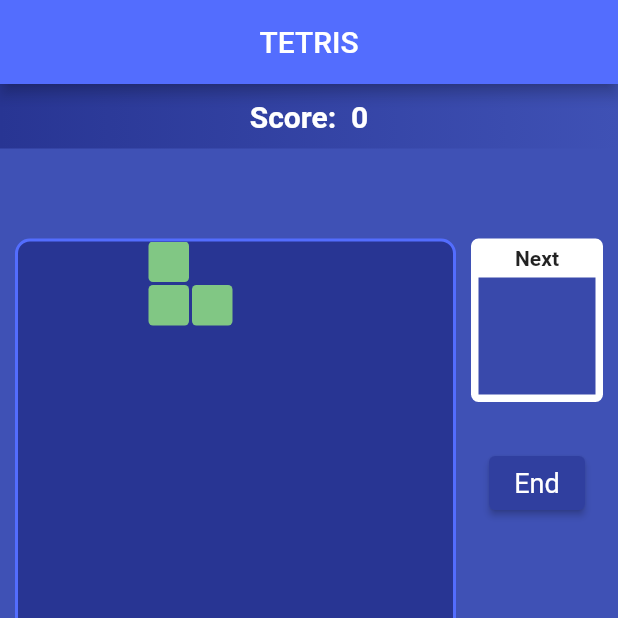
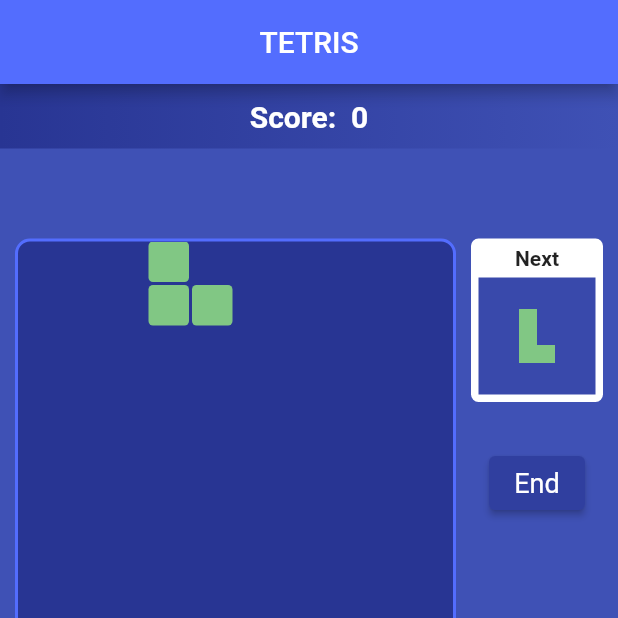
Before and after one commit to kiji1340/tetris_game_flutter, a Flutter app: the screen it shows after launch, after a tap on "Start", on a phone screen of 412 x 824 dp, the top half of it. Run offline on Flutter 3.47's test engine with Material 2 defaults, Android fonts, the phone set to English and light mode, and no system bars.

Commit message:
Add Next Block
- update provider next block

```diff
--- a/lib/data/DataNotifier.dart
+++ b/lib/data/DataNotifier.dart
@@ -1,21 +1,73 @@
 import 'package:flutter/foundation.dart';
+import 'package:flutter/material.dart';
+import 'package:tetris_game/block/block.dart';
 
-class DataNotifier with ChangeNotifier{
+class DataNotifier with ChangeNotifier {
   int score = 0;
   bool isPlaying = false;
+  Block? nextBlock;
 
-  void setScore(score){
+  void setScore(score) {
     this.score = score;
     notifyListeners();
   }
 
-  void addScore(int score){
+  void addScore(int score) {
     this.score += score;
     notifyListeners();
   }
 
-  void setIsPlaying(isPlaying){
+  void setIsPlaying(isPlaying) {
     this.isPlaying = isPlaying;
     notifyListeners();
   }
+
+  void setNextBlock(Block nextBlock) {
+    this.nextBlock = nextBlock;
+    notifyListeners();
+  }
+
+  Widget getNextBlockWidget() {
+    if (!isPlaying) {
+      return Container();
+    }
+
+    if (nextBlock == null) {
+      return Container();
+    } else {
+      var width = nextBlock!.width;
+      var height = nextBlock!.height;
+      Color color;
+
+      List<Widget> columns = [];
+      for (var y = 0; y < height; y++) {
+        List<Widget> rows = [];
+        for (var x = 0; x < width; x++) {
+          if (nextBlock!.subBlocks
+              .where((subBlock) => subBlock.x == x && subBlock.y == y)
+              .isNotEmpty) {
+            color = nextBlock!.color;
+          } else {
+            color = Colors.transparent;
+          }
+
+          rows.add(Container(
+            width: 12,
+            height: 12,
+            color: color,
+          ));
+        }
+
+        columns.add(Row(
+          mainAxisAlignment: MainAxisAlignment.center,
+          children: rows,
+        ));
+      }
+
+      return Column(
+        mainAxisAlignment: MainAxisAlignment.center,
+        children: columns,
+      );
+    }
+  }
 }
--- a/lib/game.dart
+++ b/lib/game.dart
@@ -82,6 +82,11 @@ class GameState extends State<Game> {
           (gameRender.size.width - GAME_AREA_BORDER_WIDTH * 2) / BLOCKS_X;
 
       block = getNewBlock();
+      Block? newBlock = getNewBlock();
+      if(newBlock != null) {
+        context.read<DataNotifier>().setNextBlock(newBlock);
+      }
+
 
       timer = Timer.periodic(duration, onPlay);
     }
@@ -153,7 +158,11 @@ class GameState extends State<Game> {
           oldSubBlocks?.add(subBlock);
         }
 
-        block = getNewBlock();
+        block = context.read<DataNotifier>().nextBlock;
+        Block? newBlock = getNewBlock();
+        if(newBlock != null){
+          context.read<DataNotifier>().setNextBlock(newBlock);
+        }
       }
 
       _blockMovement = null;
--- a/lib/next_block.dart
+++ b/lib/next_block.dart
@@ -1,4 +1,6 @@
 import 'package:flutter/material.dart';
+import 'package:provider/provider.dart';
+import 'package:tetris_game/data/DataNotifier.dart';
 
 class NextBlock extends StatefulWidget {
   const NextBlock({Key? key}) : super(key: key);
@@ -33,6 +35,9 @@ class _NextBlock extends State<NextBlock> {
             aspectRatio: 1,
             child: Container(
               color: Colors.indigo[600],
+              child: Center(
+                child: context.watch<DataNotifier>().getNextBlockWidget(),
+              ),
             ),
           ),
         ],
```
